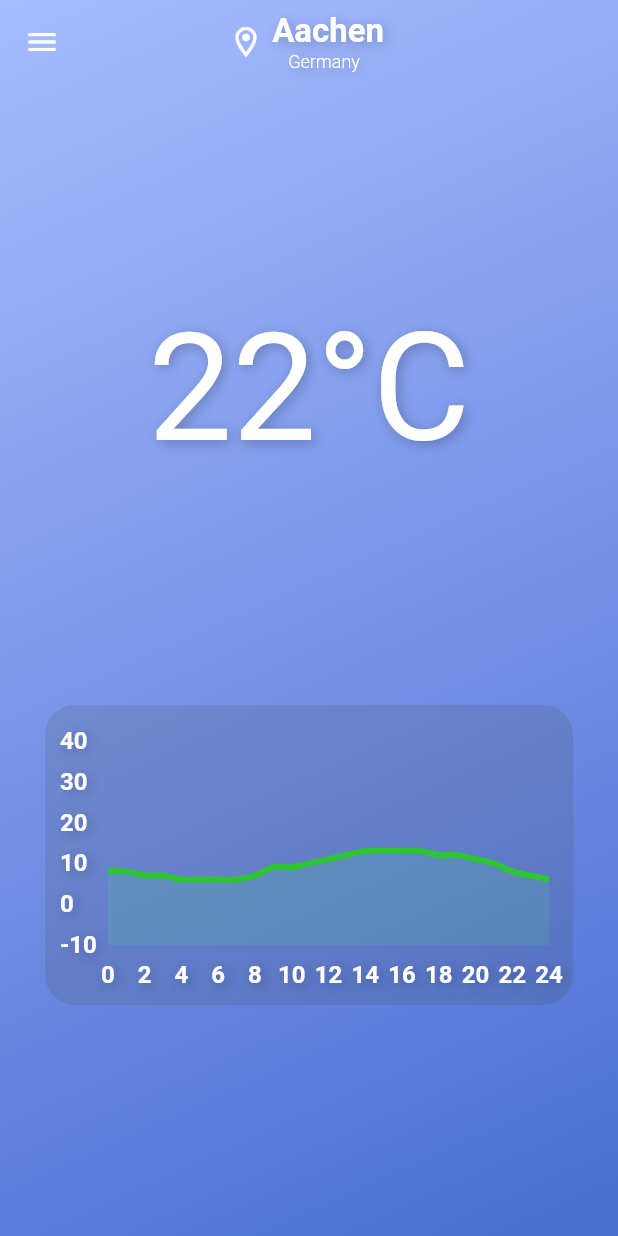
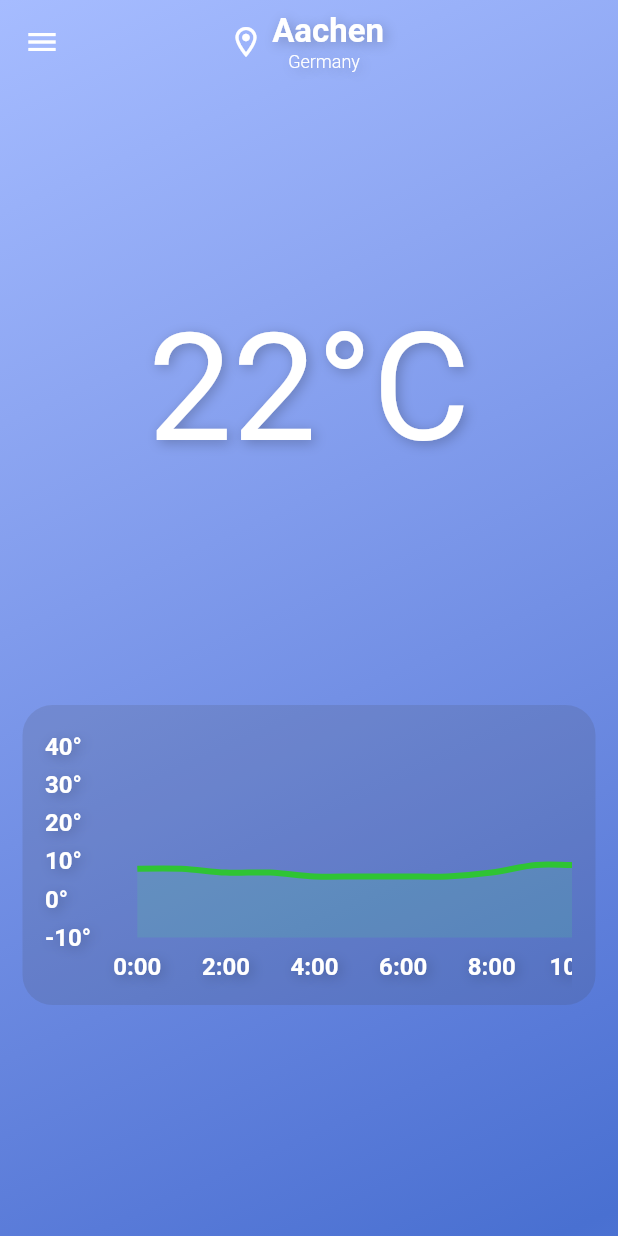
Before and after one commit to Wellbek/WeatherApp, a Flutter app: the screen it shows after launch, on a phone screen of 412 x 824 dp. Run offline on Flutter 3.47's test engine with Material 2 defaults, Android fonts, the phone set to English and light mode, and no system bars; drawn by our look-alikes of fl_chart.

Commit message:
Added horizontal scroll to temperature graph. Note: disabled tooltips due to interference with scrolling. Todo: fixate right TitleWidget, better color (temperature gradient), highlight certain points in graph, increase readability of temperature in graph

```diff
--- a/lib/main.dart
+++ b/lib/main.dart
@@ -122,7 +122,7 @@ class WeatherApp extends StatelessWidget {
             ),
             Container(
               alignment: Alignment.bottomCenter,
-              margin: const EdgeInsets.fromLTRB(30, 470, 30, 0),
+              margin: const EdgeInsets.fromLTRB(15, 470, 15, 0),
               height: 200,
               child:
                 WeatherGraph()
--- a/lib/widgets/weathergraph.dart
+++ b/lib/widgets/weathergraph.dart
@@ -8,7 +8,7 @@ class WeatherGraph extends StatefulWidget {
 
 class _WeatherGraphState extends State<WeatherGraph> {
   LineTouchData get myLineTouchData => LineTouchData(
-    handleBuiltInTouches: true,
+    handleBuiltInTouches: false,
     touchTooltipData: LineTouchTooltipData(
       tooltipBgColor: Colors.white,
     ),
@@ -52,7 +52,7 @@ class _WeatherGraphState extends State<WeatherGraph> {
     Widget text;
 
     if (value.toInt() % 2 == 0){
-      text = Text((value.toInt().toString()), style: style);
+      text = Text("${value.toInt().toString()}:00", style: style);
     } else {
       text = const Text('');
     }
@@ -87,7 +87,7 @@ class _WeatherGraphState extends State<WeatherGraph> {
     Widget text;
 
     if (value.toInt() % 10 == 0){
-      text = Text((value.toInt().toString()), style: style);
+      text = Text("${value.toInt().toString()}°", style: style);
     } else {
       text = const Text('');
     }
@@ -124,12 +124,12 @@ class _WeatherGraphState extends State<WeatherGraph> {
       const FlSpot(24, 6) ,
     ],
     isCurved: true,
-    color: Color.fromARGB(255, 47, 196, 52),
+    color: const Color.fromARGB(255, 47, 196, 52),
     barWidth: 4,
     dotData: FlDotData(show: false),
     belowBarData: BarAreaData(
       show: true,
-      color: Color.fromARGB(29, 73, 255, 109),
+      color: const Color.fromARGB(29, 73, 255, 109),
     )
   );
 
@@ -141,8 +141,16 @@ class _WeatherGraphState extends State<WeatherGraph> {
         borderRadius: BorderRadius.all(Radius.circular(20)),
         color: Color.fromARGB(36, 61, 61, 61),
       ),
-      child: LineChart(
-        chartData,
+      child: SingleChildScrollView(
+        scrollDirection: Axis.horizontal,
+        padding: const EdgeInsets.all(5),
+        child: SizedBox(
+          width: 800,
+          height: 500,
+          child: LineChart(
+            chartData,
+          ),
+        ),
       )
     );
   }
@@ -153,8 +161,8 @@ class _WeatherGraphState extends State<WeatherGraph> {
     titlesData: titlesData,
     borderData: FlBorderData(show: false),
     lineBarsData: [myLineChartBarData],
-    minX: 0,
-    maxX: 24,
+    minX: -1,
+    maxX: 25,
     minY: -10,
     maxY: 45,
   );
```
